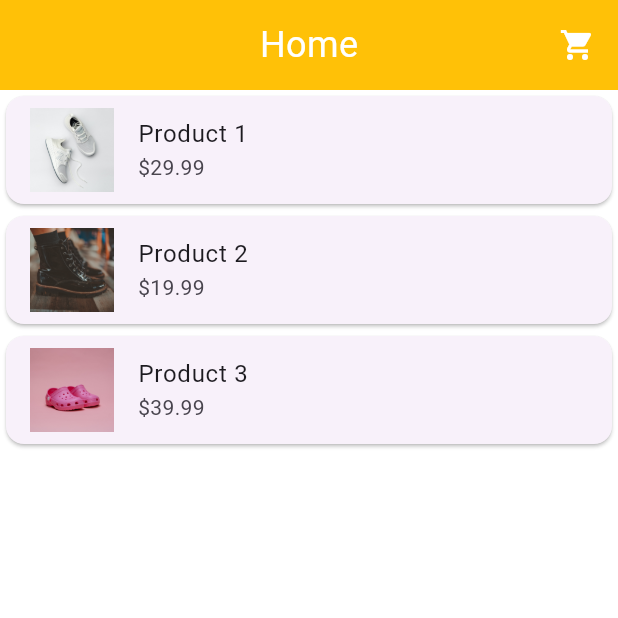
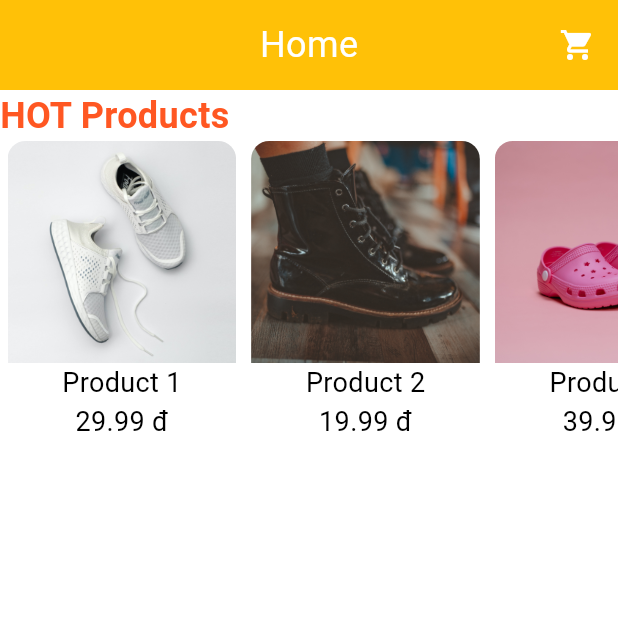
Before and after one commit to kieuvietthang/shopping_cart, a Flutter app: the screen it shows after launch, on a phone screen of 412 x 824 dp, the top half of it. Run offline on Flutter 3.47's test engine with Material 3 defaults, Android fonts, the phone set to English and light mode, and no system bars; our stand-ins replace equatable, flutter_bloc.

```diff
--- a/lib/blocs/home/product_bloc.dart
+++ b/lib/blocs/home/product_bloc.dart
@@ -9,9 +9,9 @@ class ProductBloc extends Bloc<ProductEvent, ProductState> {
     on<LoadProducts>((event, emit) {
       try {
         List<Product> products = [
-          Product('assets/images/product_0.jpg', 'Product 1', 29.99),
-          Product('assets/images/product_1.jpg', 'Product 2', 19.99),
-          Product('assets/images/product_2.jpg', 'Product 3', 39.99),
+          Product(1, 'assets/images/product_0.jpg', 'Product', 29.99),
+          Product(2, 'assets/images/product_1.jpg', 'Product', 19.99),
+          Product(3, 'assets/images/product_2.jpg', 'Product', 39.99),
         ];
         emit(ProductLoaded(products));
       } catch (e) {
--- a/lib/models/product/product.dart
+++ b/lib/models/product/product.dart
@@ -1,7 +1,8 @@
 class Product {
+  int? id;
   String? image;
   String? name;
   double? price;
 
-  Product(this.image, this.name, this.price);
+  Product(this.id,this.image, this.name, this.price);
 }
--- a/lib/screens/home_screen/home_screen.dart
+++ b/lib/screens/home_screen/home_screen.dart
@@ -29,19 +29,34 @@ class _HomeScreenState extends State<HomeScreen> {
                       if (state is ProductLoading) {
                         return const Center(child: CircularProgressIndicator());
                       } else if (state is ProductLoaded) {
-                        return ListView.builder(
-                          itemCount: state.products.length,
-                          itemBuilder: (context, index) {
-                            final product = state.products[index];
-                            return Card(
-                              child: ListTile(
-                                leading: Image.asset(product.image!),
-                                title: Text(product.name!),
-                                subtitle: Text(
-                                    '\$${product.price!.toStringAsFixed(2)}'),
+                        return SingleChildScrollView(
+                          scrollDirection: Axis.horizontal,
+                          child: Column(
+                            crossAxisAlignment: CrossAxisAlignment.start,
+                            children: [
+                              const Text(
+                                'HOT Products',
+                                style: TextStyle(
+                                    fontSize: 24,
+                                    color: Colors.deepOrange,
+                                    fontWeight: FontWeight.bold),
                               ),
-                            );
-                          },
+                              Row(
+                                children: List.generate(
+                                  state.products.length,
+                                  (int index) {
+                                    final product = state.products[index];
+                                    return _buildItem(
+                                        context,
+                                        product.image!,
+                                        product.name!,
+                                        product.price!,
+                                        product.id!);
+                                  },
+                                ),
+                              ),
+                            ],
+                          ),
                         );
                       }
                       return const Center(child: Text('No products found.'));
@@ -79,4 +94,32 @@ class _HomeScreenState extends State<HomeScreen> {
       ],
     );
   }
+
+  Column _buildItem(
+      BuildContext context, String image, String name, double price, int id) {
+    final height = MediaQuery.of(context).size.height;
+    final width = MediaQuery.of(context).size.width;
+    return Column(
+      children: [
+        Container(
+          height: height * 0.18,
+          width: width * 0.37,
+          margin: const EdgeInsets.symmetric(horizontal: 5,),
+          decoration: BoxDecoration(
+            borderRadius: const BorderRadius.only(
+                topLeft: Radius.circular(12), topRight: Radius.circular(12)),
+            image: DecorationImage(image: AssetImage(image), fit: BoxFit.cover),
+          ),
+        ),
+        Text(
+          '$name $id',
+          style: const TextStyle(color: Colors.black, fontSize: 18),
+        ),
+        Text(
+          '$price đ',
+          style: const TextStyle(color: Colors.black, fontSize: 18),
+        ),
+      ],
+    );
+  }
 }
```
